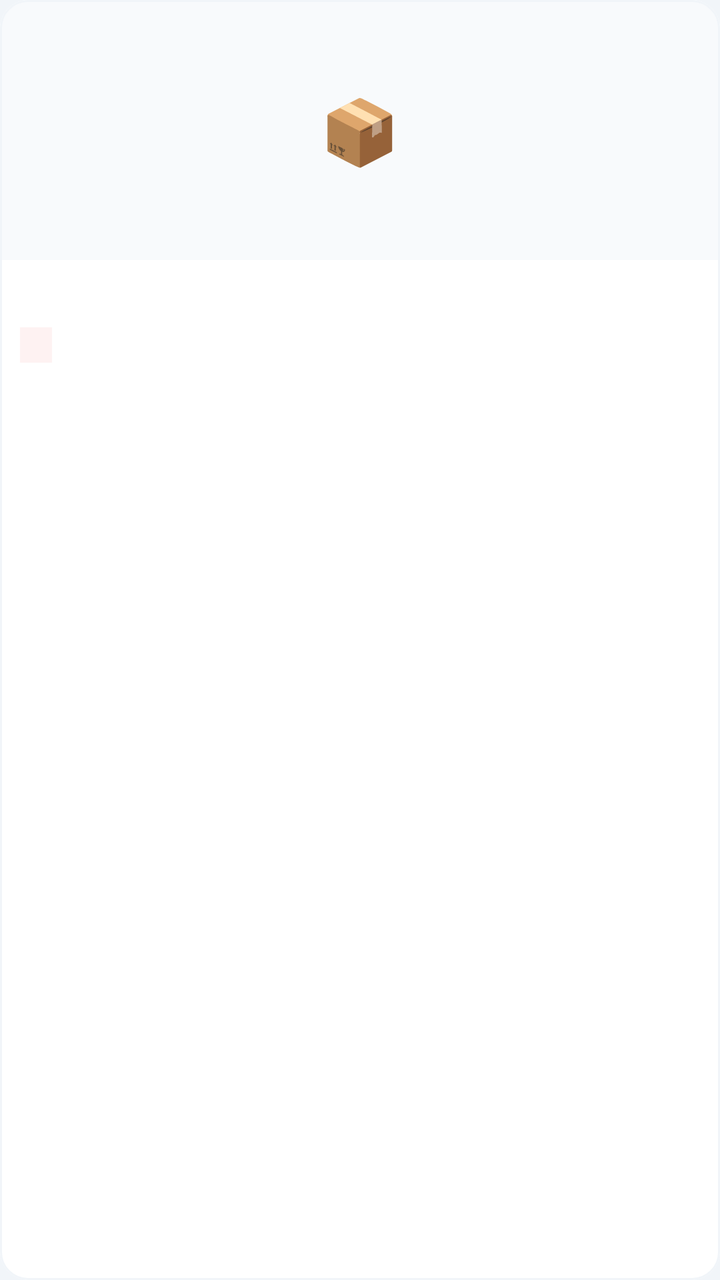
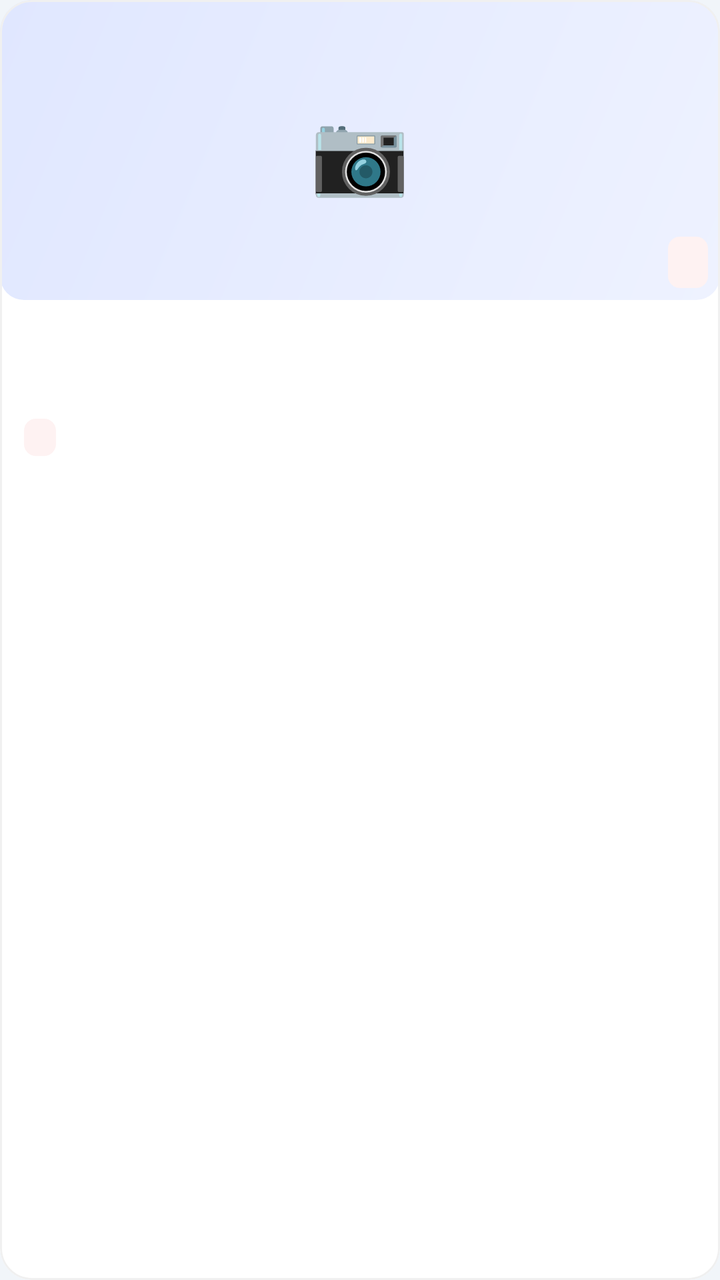

Compare the two renders of this Android layout. The source of the first and the diff that turns it into the second are given below.
<!-- AndroidManifest.xml: application theme Theme.RubberShop -->
<!-- res/layout/item_product.xml -->
<?xml version="1.0" encoding="utf-8"?>
<com.google.android.material.card.MaterialCardView xmlns:android="http://schemas.android.com/apk/res/android"
    xmlns:app="http://schemas.android.com/apk/res-auto"
    android:layout_width="match_parent"
    android:layout_height="wrap_content"
    app:cardCornerRadius="14dp"
    app:cardElevation="0dp"
    app:strokeWidth="1dp"
    app:strokeColor="@color/border_light"
    android:layout_margin="4dp">

    <LinearLayout
        android:layout_width="match_parent"
        android:layout_height="wrap_content"
        android:orientation="vertical">

        <FrameLayout
            android:layout_width="match_parent"
            android:layout_height="130dp"
            android:background="@color/gray_light">
            <TextView
                android:layout_width="wrap_content"
                android:layout_height="wrap_content"
                android:layout_gravity="center"
                android:text="📦"
                android:textSize="32sp" />
        </FrameLayout>

        <LinearLayout
            android:layout_width="match_parent"
            android:layout_height="wrap_content"
            android:orientation="vertical"
            android:padding="10dp">

            <TextView
                android:id="@+id/tv_name"
                android:layout_width="match_parent"
                android:layout_height="wrap_content"
                android:textSize="13sp"
                android:textColor="@color/text_primary"
                android:maxLines="2"
                android:ellipsize="end"
                android:textStyle="bold" />

            <TextView
                android:id="@+id/tv_price"
                android:layout_width="wrap_content"
                android:layout_height="wrap_content"
                android:textSize="10sp"
                android:textStyle="bold"
                android:textColor="@color/danger"
                android:background="@color/danger_bg"
                android:paddingHorizontal="8dp"
                android:paddingVertical="2dp"
                android:layout_marginTop="6dp" />

            <TextView
                android:id="@+id/tv_stock"
                android:layout_width="wrap_content"
                android:layout_height="wrap_content"
                android:textSize="11sp"
                android:textColor="@color/text_muted"
                android:layout_marginTop="4dp" />
        </LinearLayout>
    </LinearLayout>
</com.google.android.material.card.MaterialCardView>
<!-- resources referenced by this layout -->
<resources>
  <color name="border_light">#F1F5F9</color>
  <color name="danger">#EF4444</color>
  <color name="danger_bg">#FEF2F2</color>
  <color name="gray_light">#F8FAFC</color>
  <color name="text_muted">#94A3B8</color>
  <color name="text_primary">#0F172A</color>
  <style name="Theme.RubberShop" parent="Theme.Material3.Light.NoActionBar">
          <item name="colorPrimary">@color/primary</item>
          <item name="colorOnPrimary">@color/white</item>
          <item name="colorSecondary">@color/primary</item>
          <item name="colorOnSecondary">@color/white</item>
          <item name="android:colorBackground">@color/bg</item>
          <item name="colorSurface">@color/surface</item>
          <item name="colorOnSurface">@color/text_primary</item>
          <item name="android:statusBarColor">@color/primary_dark</item>
          <item name="android:navigationBarColor">@color/white</item>
          <item name="android:windowTranslucentStatus">false</item>
          <item name="android:windowTranslucentNavigation">false</item>
      </style>
  <color name="primary">#6366F1</color>
  <color name="white">#FFFFFF</color>
  <color name="bg">#F1F5F9</color>
  <color name="surface">#FFFFFF</color>
  <color name="primary_dark">#4F46E5</color>
</resources>

<!-- the commit's change to res/layout/item_product.xml (unified diff, before → after) -->
@@ -3,64 +3,48 @@
     xmlns:app="http://schemas.android.com/apk/res-auto"
     android:layout_width="match_parent"
     android:layout_height="wrap_content"
-    app:cardCornerRadius="14dp"
+    app:cardCornerRadius="16dp"
     app:cardElevation="0dp"
     app:strokeWidth="1dp"
-    app:strokeColor="@color/border_light"
+    app:strokeColor="#f0f0f0"
     android:layout_margin="4dp">
 
-    <LinearLayout
-        android:layout_width="match_parent"
-        android:layout_height="wrap_content"
-        android:orientation="vertical">
+    <LinearLayout android:layout_width="match_parent" android:layout_height="wrap_content" android:orientation="vertical">
 
         <FrameLayout
             android:layout_width="match_parent"
-            android:layout_height="130dp"
-            android:background="@color/gray_light">
+            android:layout_height="150dp"
+            android:background="@drawable/bg_product_placeholder">
             <TextView
-                android:layout_width="wrap_content"
-                android:layout_height="wrap_content"
-                android:layout_gravity="center"
-                android:text="📦"
-                android:textSize="32sp" />
+                android:layout_width="wrap_content" android:layout_height="wrap_content"
+                android:layout_gravity="center" android:text="📷" android:textSize="40sp" />
+            <LinearLayout
+                android:layout_width="wrap_content" android:layout_height="wrap_content"
+                android:layout_gravity="bottom|end" android:padding="6dp">
+                <TextView android:id="@+id/tv_price" android:layout_width="wrap_content" android:layout_height="wrap_content"
+                    android:textSize="13sp" android:textStyle="bold" android:textColor="@color/white"
+                    android:background="@drawable/bg_price_tag" android:paddingHorizontal="10dp" android:paddingVertical="4dp" />
+            </LinearLayout>
         </FrameLayout>
 
-        <LinearLayout
-            android:layout_width="match_parent"
-            android:layout_height="wrap_content"
-            android:orientation="vertical"
-            android:padding="10dp">
+        <LinearLayout android:layout_width="match_parent" android:layout_height="wrap_content"
+            android:orientation="vertical" android:padding="12dp">
 
-            <TextView
-                android:id="@+id/tv_name"
-                android:layout_width="match_parent"
-                android:layout_height="wrap_content"
-                android:textSize="13sp"
-                android:textColor="@color/text_primary"
-                android:maxLines="2"
-                android:ellipsize="end"
-                android:textStyle="bold" />
+            <TextView android:id="@+id/tv_name"
+                android:layout_width="match_parent" android:layout_height="wrap_content"
+                android:textSize="14sp" android:textColor="@color/text_primary"
+                android:maxLines="1" android:ellipsize="end" android:textStyle="bold" />
 
-            <TextView
-                android:id="@+id/tv_price"
-                android:layout_width="wrap_content"
-                android:layout_height="wrap_content"
-                android:textSize="10sp"
-                android:textStyle="bold"
-                android:textColor="@color/danger"
-                android:background="@color/danger_bg"
-                android:paddingHorizontal="8dp"
-                android:paddingVertical="2dp"
-                android:layout_marginTop="6dp" />
+            <TextView android:id="@+id/tv_spec"
+                android:layout_width="match_parent" android:layout_height="wrap_content"
+                android:textSize="12sp" android:textColor="@color/text_secondary"
+                android:maxLines="1" android:ellipsize="end" android:layout_marginTop="4dp" />
 
-            <TextView
-                android:id="@+id/tv_stock"
-                android:layout_width="wrap_content"
-                android:layout_height="wrap_content"
-                android:textSize="11sp"
-                android:textColor="@color/text_muted"
-                android:layout_marginTop="4dp" />
+            <TextView android:id="@+id/tv_stock"
+                android:layout_width="wrap_content" android:layout_height="wrap_content"
+                android:textSize="11sp" android:textColor="@color/text_muted"
+                android:layout_marginTop="8dp" android:background="@drawable/bg_price_tag"
+                android:paddingHorizontal="8dp" android:paddingVertical="2dp" />
         </LinearLayout>
     </LinearLayout>
 </com.google.android.material.card.MaterialCardView>
<!-- resource entries referenced after the edit -->
@@ -1,11 +1,9 @@
 <!-- resources referenced by this layout -->
 <resources>
-  <color name="border_light">#F1F5F9</color>
-  <color name="danger">#EF4444</color>
   <color name="danger_bg">#FEF2F2</color>
-  <color name="gray_light">#F8FAFC</color>
   <color name="text_muted">#94A3B8</color>
   <color name="text_primary">#0F172A</color>
+  <color name="text_secondary">#475569</color>
   <style name="Theme.RubberShop" parent="Theme.Material3.Light.NoActionBar">
           <item name="colorPrimary">@color/primary</item>
           <item name="colorOnPrimary">@color/white</item>
@@ -21,6 +19,18 @@
       </style>
   <color name="primary">#6366F1</color>
   <color name="white">#FFFFFF</color>
+  <!-- drawable bg_price_tag (drawable) -->
+  <?xml version="1.0" encoding="utf-8"?>
+  <shape xmlns:android="http://schemas.android.com/apk/res/android" android:shape="rectangle">
+      <solid android:color="@color/danger_bg" />
+      <corners android:radius="6dp" />
+  </shape>
+  <!-- drawable bg_product_placeholder (drawable) -->
+  <?xml version="1.0" encoding="utf-8"?>
+  <shape xmlns:android="http://schemas.android.com/apk/res/android" android:shape="rectangle">
+      <gradient android:startColor="#EEF2FF" android:endColor="#E0E7FF" android:angle="135" />
+      <corners android:radius="12dp" />
+  </shape>
   <color name="bg">#F1F5F9</color>
   <color name="surface">#FFFFFF</color>
   <color name="primary_dark">#4F46E5</color>
